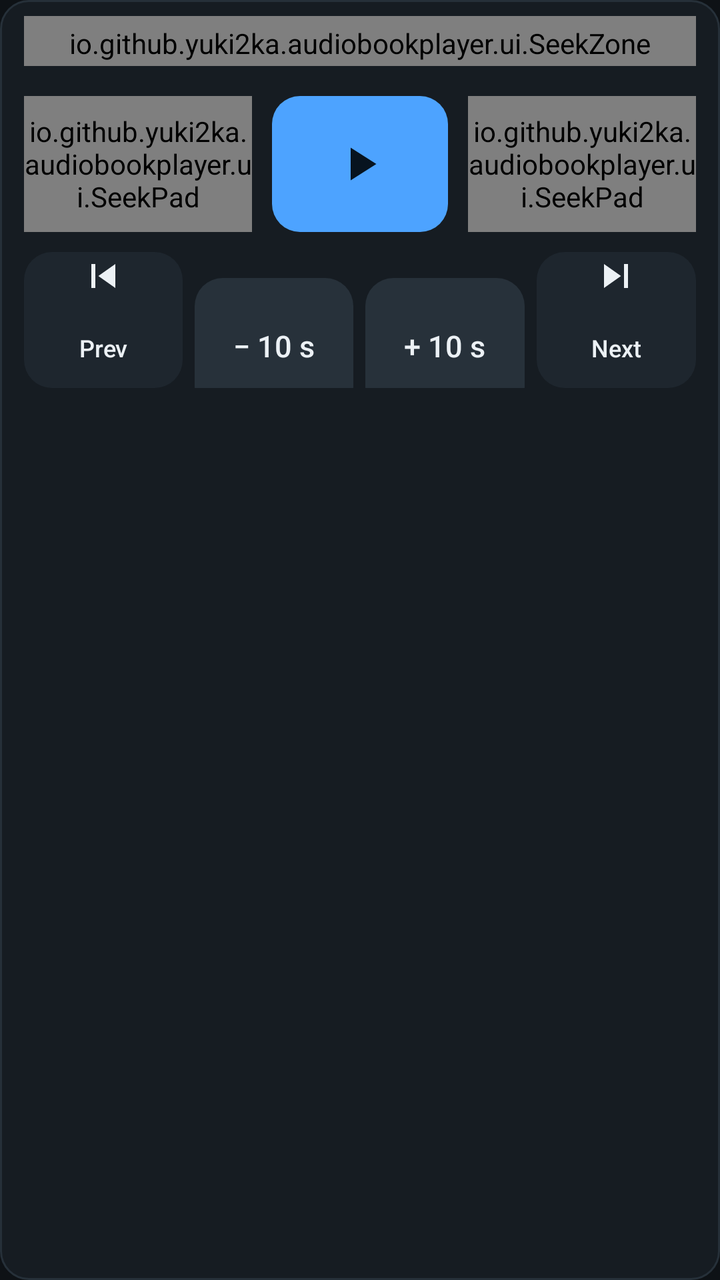
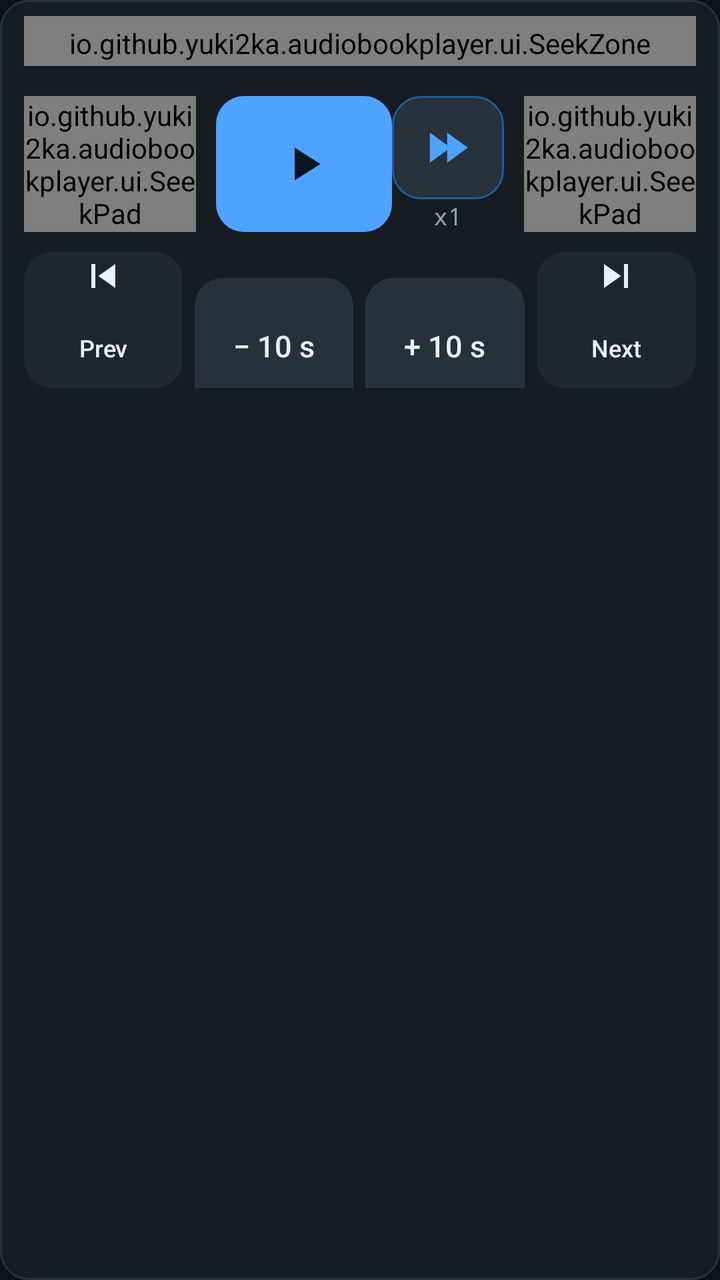

Compare the two renders of this Android layout. The source of the first and the diff that turns it into the second are given below.
<!-- AndroidManifest.xml: application theme Theme.Audiobooks -->
<!-- res/layout/player_panel.xml -->
<?xml version="1.0" encoding="utf-8"?>
<LinearLayout xmlns:android="http://schemas.android.com/apk/res/android"
    xmlns:app="http://schemas.android.com/apk/res-auto"
    android:layout_width="match_parent"
    android:layout_height="wrap_content"
    android:background="@drawable/bg_panel"
    android:orientation="vertical"
    android:paddingStart="12dp"
    android:paddingTop="8dp"
    android:paddingEnd="12dp"
    android:paddingBottom="10dp">

    
    <io.github.yuki2ka.audiobookplayer.ui.SeekZone
        android:id="@+id/seek_zone"
        android:layout_width="match_parent"
        android:layout_height="wrap_content"
        android:orientation="vertical"
        android:paddingTop="4dp"
        android:paddingBottom="2dp">

        <LinearLayout
            android:layout_width="match_parent"
            android:layout_height="wrap_content"
            android:baselineAligned="true"
            android:orientation="horizontal">

            <TextView
                android:id="@+id/time_position"
                style="@style/PlayerTime"
                android:text="0:00" />

            <TextView
                android:id="@+id/time_total"
                style="@style/PlayerTime"
                android:layout_width="0dp"
                android:layout_weight="1"
                android:gravity="center"
                android:text="0:00" />

            <TextView
                android:id="@+id/time_remaining"
                style="@style/PlayerTime"
                android:gravity="end"
                android:text="0:00" />
        </LinearLayout>

        <SeekBar
            android:id="@+id/seek_bar"
            android:layout_width="match_parent"
            android:layout_height="44dp"
            android:layout_marginTop="2dp"
            android:contentDescription="@string/seek_bar"
            android:max="1000"
            android:paddingStart="14dp"
            android:paddingEnd="14dp"
            android:progress="0"
            android:progressDrawable="@drawable/seek_progress"
            android:splitTrack="false"
            android:thumb="@drawable/seek_thumb" />
    </io.github.yuki2ka.audiobookplayer.ui.SeekZone>

    <LinearLayout
        android:layout_width="match_parent"
        android:layout_height="wrap_content"
        android:layout_marginTop="@dimen/seek_gap"
        android:gravity="center_vertical"
        android:orientation="horizontal">

        <io.github.yuki2ka.audiobookplayer.ui.SeekPad
            android:id="@+id/pad_back"
            android:layout_width="0dp"
            android:layout_height="@dimen/transport_height"
            android:layout_weight="1"
            app:padDirection="-1" />

        <Space
            android:layout_width="@dimen/gap"
            android:layout_height="1dp" />

        <ImageButton
            android:id="@+id/btn_play"
            style="@style/PrimaryIconButton"
            android:layout_width="88dp"
            android:layout_height="@dimen/transport_height"
            android:contentDescription="@string/play"
            android:src="@drawable/ic_play_state" />

        <Space
            android:layout_width="@dimen/gap"
            android:layout_height="1dp" />

        <io.github.yuki2ka.audiobookplayer.ui.SeekPad
            android:id="@+id/pad_forward"
            android:layout_width="0dp"
            android:layout_height="@dimen/transport_height"
            android:layout_weight="1"
            app:padDirection="1" />
    </LinearLayout>

    <LinearLayout
        android:layout_width="match_parent"
        android:layout_height="wrap_content"
        android:layout_marginTop="@dimen/gap"
        android:orientation="horizontal">

        <Button
            android:id="@+id/btn_prev"
            style="@style/TransportButton"
            android:layout_width="0dp"
            android:layout_weight="1"
            android:contentDescription="@string/prev_file"
            android:drawableTop="@drawable/ic_skip_prev"
            android:text="@string/prev_short" />

        <Space
            android:layout_width="@dimen/gap_small"
            android:layout_height="1dp" />

        <Button
            android:id="@+id/btn_back"
            style="@style/StepChipButton"
            android:layout_width="0dp"
            android:layout_weight="1"
            android:text="@string/seek_back_default" />

        <Space
            android:layout_width="@dimen/gap_small"
            android:layout_height="1dp" />

        <Button
            android:id="@+id/btn_forward"
            style="@style/StepChipButton"
            android:layout_width="0dp"
            android:layout_weight="1"
            android:text="@string/seek_forward_default" />

        <Space
            android:layout_width="@dimen/gap_small"
            android:layout_height="1dp" />

        <Button
            android:id="@+id/btn_next"
            style="@style/TransportButton"
            android:layout_width="0dp"
            android:layout_weight="1"
            android:contentDescription="@string/next_file"
            android:drawableTop="@drawable/ic_skip_next"
            android:text="@string/next_short" />
    </LinearLayout>
</LinearLayout>
<!-- resources referenced by this layout -->
<resources>
  <dimen name="gap">10dp</dimen>
  <dimen name="gap_small">6dp</dimen>
  <dimen name="seek_gap">15dp</dimen>
  <dimen name="transport_height">68dp</dimen>
  <!-- drawable ic_play_state (drawable) -->
  <?xml version="1.0" encoding="utf-8"?>
  <selector xmlns:android="http://schemas.android.com/apk/res/android">
      <item android:drawable="@drawable/ic_pause" android:state_selected="true" />
      <item android:drawable="@drawable/ic_play" />
  </selector>
  <string name="next_file">Next file</string>
  <string name="next_short">Next</string>
  <string name="play">Play</string>
  <string name="prev_file">Previous file</string>
  <string name="prev_short">Prev</string>
  <string name="seek_back_default">\u2212 10 s</string>
  <string name="seek_bar">Playback position</string>
  <string name="seek_forward_default">+ 10 s</string>
  <style name="PrimaryIconButton" parent="@android:style/Widget.Material.ImageButton">
          <item name="android:background">@drawable/bg_button_accent</item>
          <item name="android:padding">20dp</item>
          <item name="android:scaleType">fitCenter</item>
          <item name="android:stateListAnimator">@null</item>
      </style>
  <style name="TransportButton" parent="ActionButton">
          <item name="android:layout_height">@dimen/transport_height</item>
          <item name="android:textSize">12sp</item>
          <item name="android:drawablePadding">4dp</item>
      </style>
  <dimen name="corner">14dp</dimen>
  <color name="surface">#161C22</color>
  <color name="divider">#263039</color>
  <color name="track">#2C3742</color>
  <color name="accent_dim">#1E5C96</color>
  <color name="accent">#4DA3FF</color>
  <color name="text_secondary">#96A4B0</color>
  <color name="bg">#0E1216</color>
  <color name="text_primary">#ECF1F5</color>
  <color name="accent_ink">#07131F</color>
  <dimen name="touch">48dp</dimen>
  <color name="ripple">#2EFFFFFF</color>
  <color name="surface_3">#27313A</color>
  <color name="surface_2">#1E262E</color>
  <!-- unchanged entries left out for length: 15 -->
</resources>

<!-- the commit's change to res/layout/player_panel.xml (unified diff, before → after) -->
@@ -86,6 +86,31 @@
             android:contentDescription="@string/play"
             android:src="@drawable/ic_play_state" />
 
+        
+        <LinearLayout
+            android:layout_width="wrap_content"
+            android:layout_height="match_parent"
+            android:orientation="vertical">
+
+            <ImageButton
+                android:id="@+id/btn_fast_play"
+                style="@style/FastIconButton"
+                android:layout_width="56dp"
+                android:layout_height="0dp"
+                android:layout_weight="1"
+                android:contentDescription="@string/play_fast"
+                android:src="@drawable/ic_fast_play"
+                android:tint="@color/ic_fast_tint" />
+
+            <TextView
+                android:id="@+id/fast_speed_label"
+                style="@style/PlayerTime"
+                android:layout_width="match_parent"
+                android:layout_height="wrap_content"
+                android:gravity="center_horizontal"
+                android:text="@string/speed_normal" />
+        </LinearLayout>
+
         <Space
             android:layout_width="@dimen/gap"
             android:layout_height="1dp" />
<!-- resource entries referenced after the edit -->
@@ -4,6 +4,20 @@
   <dimen name="gap_small">6dp</dimen>
   <dimen name="seek_gap">15dp</dimen>
   <dimen name="transport_height">68dp</dimen>
+  <!-- drawable ic_fast_play (drawable) -->
+  <?xml version="1.0" encoding="utf-8"?>
+  <vector xmlns:android="http://schemas.android.com/apk/res/android"
+      android:width="24dp"
+      android:height="24dp"
+      android:viewportWidth="24"
+      android:viewportHeight="24">
+      <path
+          android:fillColor="@color/text_primary"
+          android:pathData="M4,5.5v13l9,-6.5z" />
+      <path
+          android:fillColor="@color/text_primary"
+          android:pathData="M11.5,5.5v13l9,-6.5z" />
+  </vector>
   <!-- drawable ic_play_state (drawable) -->
   <?xml version="1.0" encoding="utf-8"?>
   <selector xmlns:android="http://schemas.android.com/apk/res/android">
@@ -13,11 +27,19 @@
   <string name="next_file">Next file</string>
   <string name="next_short">Next</string>
   <string name="play">Play</string>
+  <string name="play_fast">Play fast</string>
   <string name="prev_file">Previous file</string>
   <string name="prev_short">Prev</string>
   <string name="seek_back_default">\u2212 10 s</string>
   <string name="seek_bar">Playback position</string>
   <string name="seek_forward_default">+ 10 s</string>
+  <string name="speed_normal">x1</string>
+  <style name="FastIconButton" parent="@android:style/Widget.Material.ImageButton">
+          <item name="android:background">@drawable/bg_button_fast</item>
+          <item name="android:padding">12dp</item>
+          <item name="android:scaleType">fitCenter</item>
+          <item name="android:stateListAnimator">@null</item>
+      </style>
   <style name="PrimaryIconButton" parent="@android:style/Widget.Material.ImageButton">
           <item name="android:background">@drawable/bg_button_accent</item>
           <item name="android:padding">20dp</item>
@@ -35,6 +57,30 @@
   <color name="track">#2C3742</color>
   <color name="accent_dim">#1E5C96</color>
   <color name="accent">#4DA3FF</color>
+  <!-- drawable bg_button_fast (drawable) -->
+  <?xml version="1.0" encoding="utf-8"?>
+  <ripple xmlns:android="http://schemas.android.com/apk/res/android"
+      android:color="@color/ripple">
+      <item>
+          <selector>
+              <item android:state_selected="true">
+                  <shape android:shape="rectangle">
+                      <corners android:radius="@dimen/corner" />
+                      <solid android:color="@color/accent" />
+                  </shape>
+              </item>
+              <item>
+                  <shape android:shape="rectangle">
+                      <corners android:radius="@dimen/corner" />
+                      <solid android:color="@color/surface_3" />
+                      <stroke
+                          android:width="1dp"
+                          android:color="@color/accent_dim" />
+                  </shape>
+              </item>
+          </selector>
+      </item>
+  </ripple>
   <color name="text_secondary">#96A4B0</color>
   <color name="bg">#0E1216</color>
   <color name="text_primary">#ECF1F5</color>
